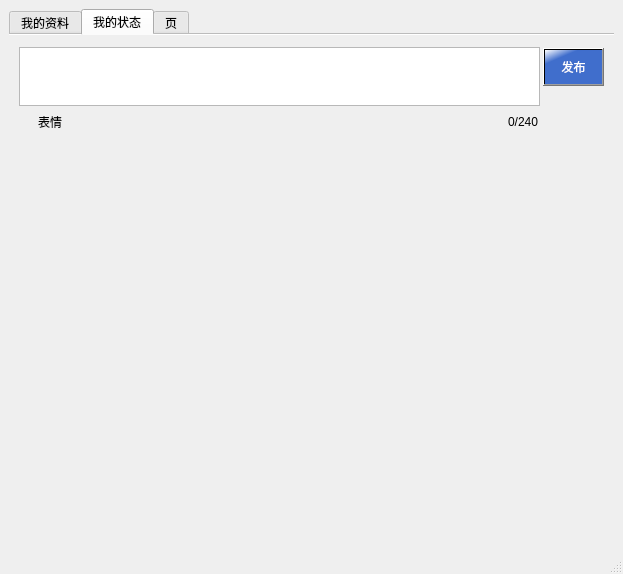
This is renrentest.ui in gateslu/renrentest as Qt 5 draws it before an edit. The edited form follows.
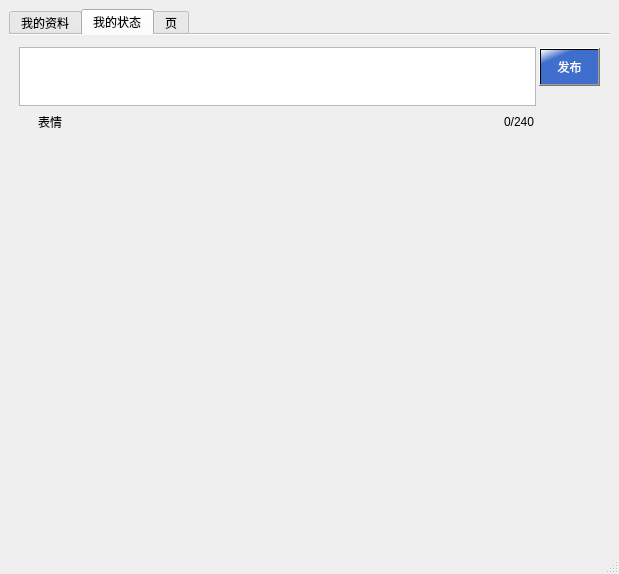
This is the edited form. Icons and pictures are not drawn.

Commit message: 把库放上来

What changed in the file:
```diff
--- a/renrentest.ui
+++ b/renrentest.ui
@@ -6,7 +6,7 @@
    <rect>
     <x>0</x>
     <y>0</y>
-    <width>623</width>
+    <width>619</width>
     <height>574</height>
    </rect>
   </property>
@@ -881,8 +881,8 @@
             <rect>
              <x>0</x>
              <y>0</y>
-             <width>603</width>
-             <height>489</height>
+             <width>599</width>
+             <height>497</height>
             </rect>
            </property>
            <layout class="QGridLayout" name="gridLayout_6">
@@ -953,8 +953,8 @@
                          <string>&lt;!DOCTYPE HTML PUBLIC &quot;-//W3C//DTD HTML 4.0//EN&quot; &quot;http://www.w3.org/TR/REC-html40/strict.dtd&quot;&gt;
 &lt;html&gt;&lt;head&gt;&lt;meta name=&quot;qrichtext&quot; content=&quot;1&quot; /&gt;&lt;style type=&quot;text/css&quot;&gt;
 p, li { white-space: pre-wrap; }
-&lt;/style&gt;&lt;/head&gt;&lt;body style=&quot; font-family:'SimSun'; font-size:9pt; font-weight:400; font-style:normal;&quot;&gt;
-&lt;p style=&quot;-qt-paragraph-type:empty; margin-top:0px; margin-bottom:0px; margin-left:0px; margin-right:0px; -qt-block-indent:0; text-indent:0px;&quot;&gt;&lt;/p&gt;&lt;/body&gt;&lt;/html&gt;</string>
+&lt;/style&gt;&lt;/head&gt;&lt;body style=&quot; font-family:'宋体'; font-size:9pt; font-weight:400; font-style:normal;&quot;&gt;
+&lt;p style=&quot;-qt-paragraph-type:empty; margin-top:0px; margin-bottom:0px; margin-left:0px; margin-right:0px; -qt-block-indent:0; text-indent:0px; font-family:'SimSun';&quot;&gt;&lt;/p&gt;&lt;/body&gt;&lt;/html&gt;</string>
                         </property>
                        </widget>
                       </item>
```
Left out of the diff: 16 changed lines with no effect on the pictures. The commit also changes 2 other files.
